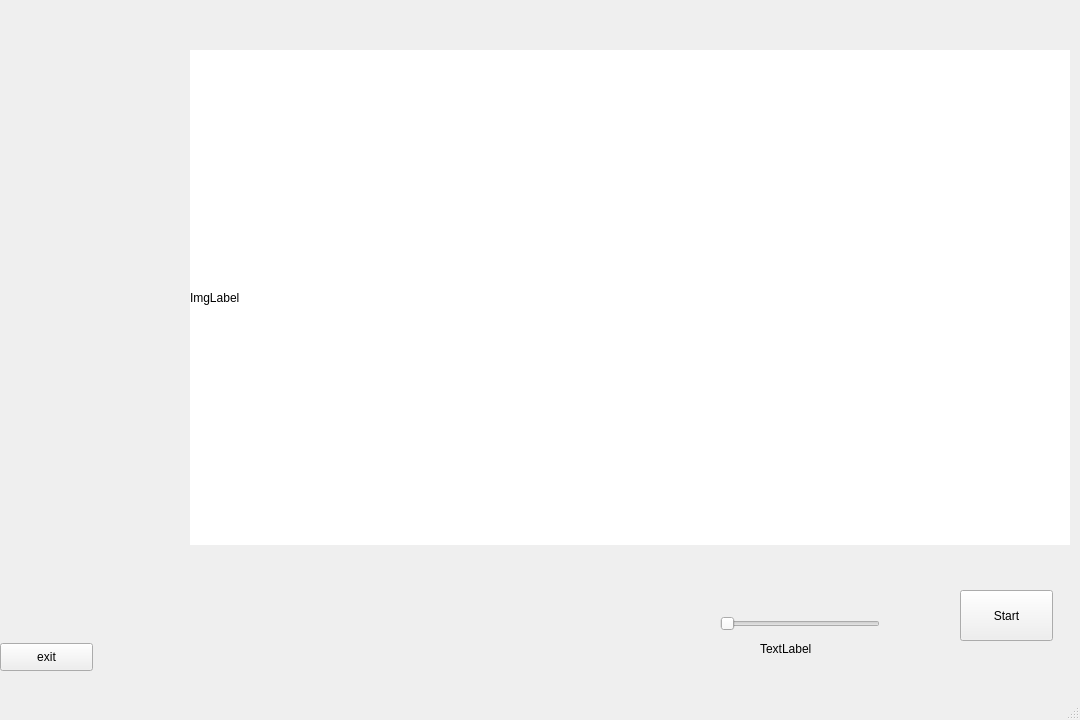
Above: MainWindow.ui from markkua/RobotArm before the change. Below: the same form after it.
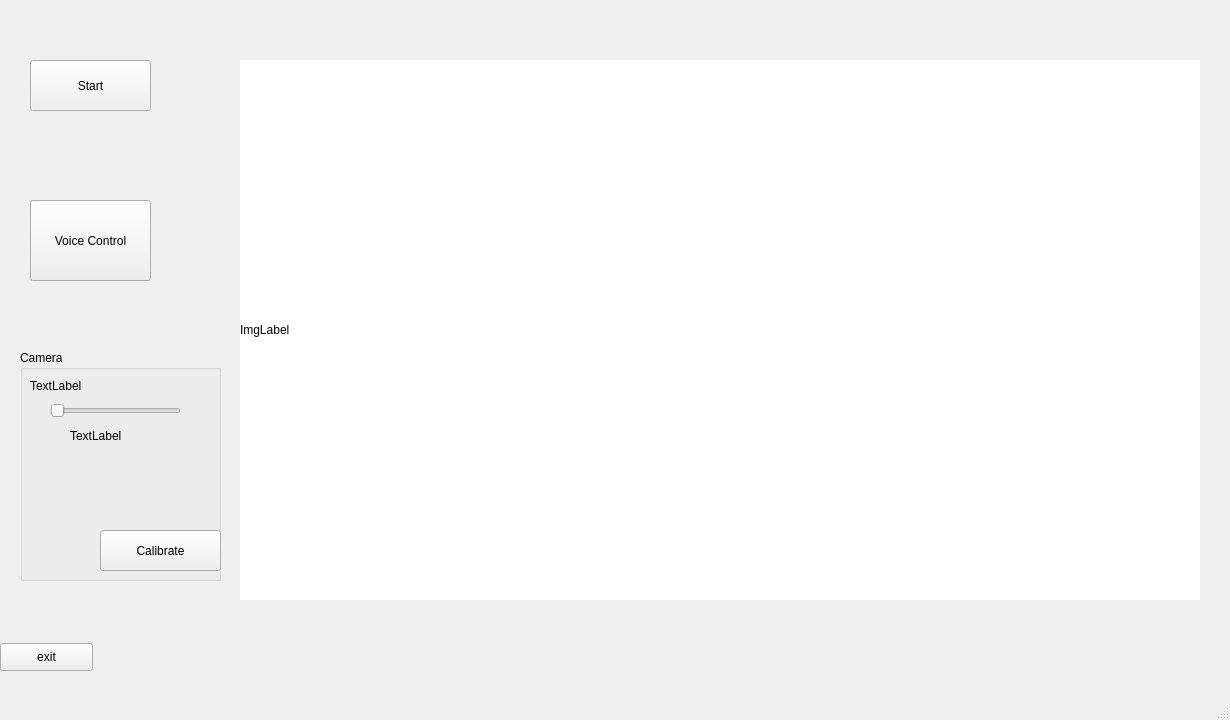
That is the form after the change.

Patch:
```diff
--- a/MainWindow.ui
+++ b/MainWindow.ui
@@ -7,7 +7,7 @@
    <rect>
     <x>0</x>
     <y>0</y>
-    <width>1080</width>
+    <width>1230</width>
     <height>720</height>
    </rect>
   </property>
@@ -15,35 +15,6 @@
    <string>Monitor</string>
   </property>
   <widget class="QWidget" name="centralwidget">
-   <widget class="QSlider" name="thresholdSlider">
-    <property name="geometry">
-     <rect>
-      <x>720</x>
-      <y>613</y>
-      <width>160</width>
-      <height>22</height>
-     </rect>
-    </property>
-    <property name="maximum">
-     <number>255</number>
-    </property>
-    <property name="orientation">
-     <enum>Qt::Horizontal</enum>
-    </property>
-   </widget>
-   <widget class="QLabel" name="slider_lable">
-    <property name="geometry">
-     <rect>
-      <x>760</x>
-      <y>633</y>
-      <width>111</width>
-      <height>31</height>
-     </rect>
-    </property>
-    <property name="text">
-     <string>TextLabel</string>
-    </property>
-   </widget>
    <widget class="QPushButton" name="exitButton">
     <property name="geometry">
      <rect>
@@ -60,9 +31,9 @@
    <widget class="QPushButton" name="startButton">
     <property name="geometry">
      <rect>
-      <x>960</x>
-      <y>590</y>
-      <width>93</width>
+      <x>30</x>
+      <y>60</y>
+      <width>121</width>
       <height>51</height>
      </rect>
     </property>
@@ -73,10 +44,10 @@
    <widget class="QLabel" name="imgLabel_r">
     <property name="geometry">
      <rect>
-      <x>190</x>
-      <y>50</y>
-      <width>880</width>
-      <height>495</height>
+      <x>240</x>
+      <y>60</y>
+      <width>960</width>
+      <height>540</height>
      </rect>
     </property>
     <property name="styleSheet">
@@ -86,6 +57,87 @@
      <string>ImgLabel</string>
     </property>
    </widget>
+   <widget class="QPushButton" name="buttonVoice">
+    <property name="geometry">
+     <rect>
+      <x>30</x>
+      <y>200</y>
+      <width>121</width>
+      <height>81</height>
+     </rect>
+    </property>
+    <property name="text">
+     <string>Voice Control</string>
+    </property>
+   </widget>
+   <widget class="QGroupBox" name="groupBoxCamera">
+    <property name="geometry">
+     <rect>
+      <x>20</x>
+      <y>350</y>
+      <width>201</width>
+      <height>231</height>
+     </rect>
+    </property>
+    <property name="title">
+     <string>Camera</string>
+    </property>
+    <widget class="QSlider" name="thresholdSlider">
+     <property name="geometry">
+      <rect>
+       <x>30</x>
+       <y>50</y>
+       <width>131</width>
+       <height>22</height>
+      </rect>
+     </property>
+     <property name="maximum">
+      <number>255</number>
+     </property>
+     <property name="orientation">
+      <enum>Qt::Horizontal</enum>
+     </property>
+    </widget>
+    <widget class="QLabel" name="slider_lable">
+     <property name="geometry">
+      <rect>
+       <x>50</x>
+       <y>70</y>
+       <width>111</width>
+       <height>31</height>
+      </rect>
+     </property>
+     <property name="text">
+      <string>TextLabel</string>
+     </property>
+    </widget>
+    <widget class="QLabel" name="slider_lable_2">
+     <property name="geometry">
+      <rect>
+       <x>10</x>
+       <y>20</y>
+       <width>111</width>
+       <height>31</height>
+      </rect>
+     </property>
+     <property name="text">
+      <string>TextLabel</string>
+     </property>
+    </widget>
+    <widget class="QPushButton" name="buttonCalibrate">
+     <property name="geometry">
+      <rect>
+       <x>80</x>
+       <y>180</y>
+       <width>121</width>
+       <height>41</height>
+      </rect>
+     </property>
+     <property name="text">
+      <string>Calibrate</string>
+     </property>
+    </widget>
+   </widget>
   </widget>
   <widget class="QMenuBar" name="menubar">
    <property name="geometry">
```
Left out of the diff: 2 changed lines with no effect on the pictures.
